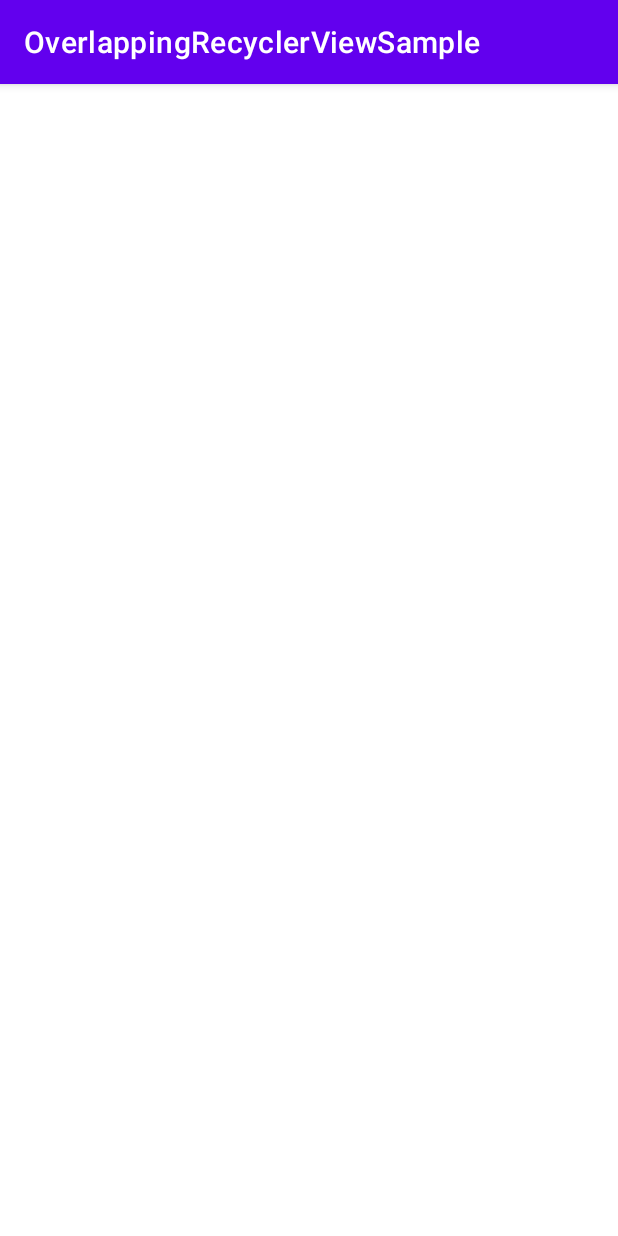
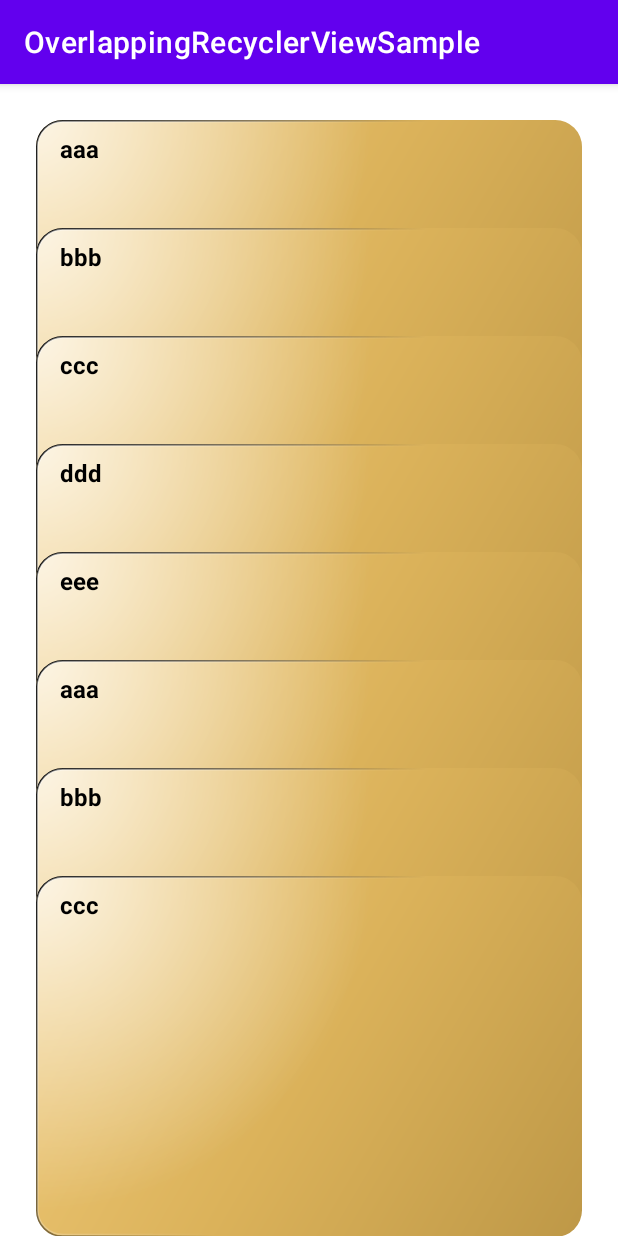
Before and after one commit to matsuchiyo/AndroidSamples, an Android app: the screen it shows after launch (MainActivity), on a phone screen of 412 x 824 dp. Run offline under Robolectric (Android 15) with nearby library versions, the phone set to English and light mode, and no system bars; our stand-ins replace data binding.

Commit message:
Overlapping RecyclerView sample: OverlappingItemDecoration

```diff
--- a/OverlappingRecyclerViewSample/app/build.gradle
+++ b/OverlappingRecyclerViewSample/app/build.gradle
@@ -75,4 +75,9 @@ dependencies {
 
     // optional - ReactiveStreams support for LiveData
     implementation "androidx.lifecycle:lifecycle-reactivestreams-ktx:$lifecycle_version"
+
+
+    def activity_version = "1.2.4"
+
+    implementation "androidx.activity:activity-ktx:$activity_version"
 }
--- /dev/null
+++ b/OverlappingRecyclerViewSample/app/src/main/java/com/example/overlappingrecyclerviewsample/ItemAdapter.kt
@@ -0,0 +1,28 @@
+package com.example.overlappingrecyclerviewsample
+
+import android.view.LayoutInflater
+import android.view.View
+import android.view.ViewGroup
+import android.widget.TextView
+import androidx.recyclerview.widget.RecyclerView
+
+class ItemAdapter: RecyclerView.Adapter<ItemViewHolder>() {
+
+    var items: List<Item> = listOf()
+
+    override fun onCreateViewHolder(parent: ViewGroup, viewType: Int): ItemViewHolder {
+        return ItemViewHolder(LayoutInflater.from(parent.context).inflate(R.layout.recycler_view_item, parent, false))
+    }
+
+    override fun onBindViewHolder(holder: ItemViewHolder, position: Int) {
+        holder.textView.text = items[position].name
+    }
+
+    override fun getItemCount(): Int {
+        return items.count()
+    }
+}
+
+class ItemViewHolder(itemView: View) : RecyclerView.ViewHolder(itemView) {
+    val textView: TextView = itemView.findViewById(R.id.name_text)
+}
--- a/OverlappingRecyclerViewSample/app/src/main/java/com/example/overlappingrecyclerviewsample/MainActivity.kt
+++ b/OverlappingRecyclerViewSample/app/src/main/java/com/example/overlappingrecyclerviewsample/MainActivity.kt
@@ -2,10 +2,28 @@ package com.example.overlappingrecyclerviewsample
 
 import androidx.appcompat.app.AppCompatActivity
 import android.os.Bundle
+import androidx.activity.viewModels
+import androidx.lifecycle.Observer
+import androidx.recyclerview.widget.LinearLayoutManager
+import androidx.recyclerview.widget.RecyclerView
 
 class MainActivity : AppCompatActivity() {
+    val viewModel: MainViewModel by viewModels()
+
     override fun onCreate(savedInstanceState: Bundle?) {
         super.onCreate(savedInstanceState)
         setContentView(R.layout.activity_main)
+
+        val recyclerView = findViewById<RecyclerView>(R.id.recycler_view)
+        recyclerView.layoutManager = LinearLayoutManager(this)
+        recyclerView.addItemDecoration(OverlappingItemDecoration(this, offsetYFromPreviousItemInDp = 72f))
+
+        val adapter = ItemAdapter()
+        recyclerView.adapter = adapter
+
+        viewModel.items.observe(this, Observer {
+            adapter.items = it
+            adapter.notifyDataSetChanged()
+        })
     }
 }
--- a/OverlappingRecyclerViewSample/app/src/main/java/com/example/overlappingrecyclerviewsample/MainViewModel.kt
+++ b/OverlappingRecyclerViewSample/app/src/main/java/com/example/overlappingrecyclerviewsample/MainViewModel.kt
@@ -1 +1,44 @@
 package com.example.overlappingrecyclerviewsample
+
+import androidx.lifecycle.LiveData
+import androidx.lifecycle.MutableLiveData
+import androidx.lifecycle.ViewModel
+
+data class Item(val name: String)
+
+class MainViewModel: ViewModel() {
+    val items: LiveData<List<Item>> = MutableLiveData<List<Item>>(
+        listOf(
+            Item("aaa"),
+            Item("bbb"),
+            Item("ccc"),
+            Item("ddd"),
+            Item("eee"),
+            Item("aaa"),
+            Item("bbb"),
+            Item("ccc"),
+            Item("ddd"),
+            Item("eee"),
+            Item("aaa"),
+            Item("bbb"),
+            Item("ccc"),
+            Item("ddd"),
+            Item("eee"),
+            Item("aaa"),
+            Item("bbb"),
+            Item("ccc"),
+            Item("ddd"),
+            Item("eee"),
+            Item("aaa"),
+            Item("bbb"),
+            Item("ccc"),
+            Item("ddd"),
+            Item("eee"),
+            Item("aaa"),
+            Item("bbb"),
+            Item("ccc"),
+            Item("ddd"),
+            Item("eee"),
+        )
+    )
+}
--- /dev/null
+++ b/OverlappingRecyclerViewSample/app/src/main/java/com/example/overlappingrecyclerviewsample/OverlappingItemDecoration.kt
@@ -0,0 +1,46 @@
+package com.example.overlappingrecyclerviewsample
+
+import android.content.Context
+import android.graphics.Rect
+import android.util.DisplayMetrics
+import android.view.View
+import androidx.recyclerview.widget.RecyclerView
+
+class OverlappingItemDecoration(
+    private val context: Context,
+    private val marginTopInDp: Float = 24f,
+    private val marginBottomInDp: Float = 24f,
+    private val offsetYFromPreviousItemInDp: Float
+): RecyclerView.ItemDecoration() {
+
+    var marginTopInPx = 0f
+    var marginBottomInPx = 0f
+    var offsetYFromPreviousItemInPx = 0f
+
+    init {
+        val metrics: DisplayMetrics = context.resources.displayMetrics
+        marginTopInPx = marginTopInDp * metrics.density
+        marginBottomInPx = marginBottomInDp * metrics.density
+        offsetYFromPreviousItemInPx = offsetYFromPreviousItemInDp * metrics.density
+    }
+
+    override fun getItemOffsets(
+        outRect: Rect,
+        view: View,
+        parent: RecyclerView,
+        state: RecyclerView.State
+    ) {
+        val position = parent.getChildAdapterPosition(view)
+        if (position == 0) {
+            outRect.top = marginTopInPx.toInt()
+
+        } else {
+            val itemHeight: Float = parent.getChildAt(0)?.height?.toFloat() ?: 0f
+            outRect.top = (offsetYFromPreviousItemInPx - itemHeight).toInt()
+
+            if (position == (parent.adapter?.itemCount ?: 0) - 1) {
+                outRect.bottom = marginBottomInPx.toInt()
+            }
+        }
+    }
+}
--- /dev/null
+++ b/OverlappingRecyclerViewSample/app/src/main/res/drawable/ic_card_gold_2.xml
@@ -0,0 +1,81 @@
+<vector xmlns:android="http://schemas.android.com/apk/res/android"
+    xmlns:aapt="http://schemas.android.com/aapt"
+    android:width="327dp"
+    android:height="216dp"
+    android:viewportWidth="327"
+    android:viewportHeight="216">
+  <path
+      android:pathData="M16,0L311,0A16,16 0,0 1,327 16L327,200A16,16 0,0 1,311 216L16,216A16,16 0,0 1,0 200L0,16A16,16 0,0 1,16 0z">
+    <aapt:attr name="android:fillColor">
+      <gradient
+          android:startY="0"
+          android:startX="0"
+          android:endY="198.963"
+          android:endX="337.057"
+          android:type="linear">
+        <item android:offset="0" android:color="#FFF0CA79"/>
+        <item android:offset="0.505208" android:color="#FFDBB25A"/>
+        <item android:offset="1" android:color="#FFBE9847"/>
+      </gradient>
+    </aapt:attr>
+  </path>
+  <group>
+    <clip-path
+        android:pathData="M16,0L311,0A16,16 0,0 1,327 16L327,200A16,16 0,0 1,311 216L16,216A16,16 0,0 1,0 200L0,16A16,16 0,0 1,16 0z"/>
+    <path
+        android:pathData="M-36,-92h400v400h-400z"
+        android:strokeAlpha="0.5"
+        android:fillAlpha="0.25"/>
+    <path
+        android:pathData="M-300,0a300,200 0,1 0,600 0a300,200 0,1 0,-600 0z"
+        android:strokeAlpha="0.8"
+        android:fillAlpha="0.8">
+      <aapt:attr name="android:fillColor">
+        <gradient
+            android:gradientRadius="200"
+            android:centerX="-0"
+            android:centerY="0"
+            android:type="radial">
+          <item android:offset="0" android:color="#FFFFFFFF"/>
+          <item android:offset="1" android:color="#00FFFFFF"/>
+        </gradient>
+      </aapt:attr>
+    </path>
+    <path
+        android:pathData="M-36,-92h400v400h-400z"
+        android:strokeAlpha="0.5"
+        android:fillAlpha="0.25"/>
+  </group>
+  <path
+      android:strokeWidth="1"
+      android:pathData="M16,0.5L311,0.5A15.5,15.5 0,0 1,326.5 16L326.5,200A15.5,15.5 0,0 1,311 215.5L16,215.5A15.5,15.5 0,0 1,0.5 200L0.5,16A15.5,15.5 0,0 1,16 0.5z"
+      android:fillColor="#00000000">
+    <aapt:attr name="android:strokeColor">
+      <gradient
+          android:startY="0"
+          android:startX="0"
+          android:endY="198.718"
+          android:endX="337.185"
+          android:type="linear">
+        <item android:offset="0" android:color="#FF000000"/>
+        <item android:offset="0.515625" android:color="#00000000"/>
+      </gradient>
+    </aapt:attr>
+  </path>
+  <path
+      android:strokeWidth="1"
+      android:pathData="M16,1L310.5,1A15,15 0,0 1,325.5 16L325.5,199.5A15,15 0,0 1,310.5 214.5L16,214.5A15,15 0,0 1,1 199.5L1,16A15,15 0,0 1,16 1z"
+      android:fillColor="#00000000">
+    <aapt:attr name="android:strokeColor">
+      <gradient
+          android:startY="0.5"
+          android:startX="0.5"
+          android:endY="198.533"
+          android:endX="335.728"
+          android:type="linear">
+        <item android:offset="0" android:color="#7FFFFFFF"/>
+        <item android:offset="0.515625" android:color="#00FFFFFF"/>
+      </gradient>
+    </aapt:attr>
+  </path>
+</vector>
--- /dev/null
+++ b/OverlappingRecyclerViewSample/app/src/main/res/layout/recycler_view_item.xml
@@ -0,0 +1,53 @@
+<?xml version="1.0" encoding="utf-8"?>
+<androidx.constraintlayout.widget.ConstraintLayout xmlns:android="http://schemas.android.com/apk/res/android"
+    xmlns:app="http://schemas.android.com/apk/res-auto"
+    xmlns:tools="http://schemas.android.com/tools"
+    android:layout_width="match_parent"
+    android:layout_height="wrap_content"
+    app:layout_constraintDimensionRatio="1:1"
+    >
+
+    <!--
+    <androidx.cardview.widget.CardView
+        android:layout_width="0dp"
+        android:layout_height="0dp"
+        android:layout_marginStart="24dp"
+        android:layout_marginEnd="24dp"
+        app:cardBackgroundColor="@color/teal_200"
+        app:layout_constraintDimensionRatio="327:216"
+        app:cardCornerRadius="15.5dp"
+        app:layout_constraintTop_toTopOf="parent"
+        app:layout_constraintStart_toStartOf="parent"
+        app:layout_constraintEnd_toEndOf="parent"
+        app:layout_constraintBottom_toBottomOf="parent"
+        />
+        -->
+    <FrameLayout
+        android:id="@+id/card"
+        android:layout_width="0dp"
+        android:layout_height="0dp"
+        android:layout_marginStart="24dp"
+        android:layout_marginEnd="24dp"
+        android:background="@drawable/ic_card_gold_2"
+        app:layout_constraintDimensionRatio="327:216"
+        app:layout_constraintTop_toTopOf="parent"
+        app:layout_constraintStart_toStartOf="parent"
+        app:layout_constraintEnd_toEndOf="parent"
+        app:layout_constraintBottom_toBottomOf="parent"
+        />
+
+    <TextView
+        android:id="@+id/name_text"
+        android:layout_width="0dp"
+        android:layout_height="wrap_content"
+        android:textSize="16sp"
+        android:textStyle="bold"
+        android:textColor="#000000"
+        android:layout_marginTop="8dp"
+        android:layout_marginLeft="16dp"
+        tools:text="AAA"
+        app:layout_constraintTop_toTopOf="@id/card"
+        app:layout_constraintStart_toStartOf="@id/card"
+        />
+
+</androidx.constraintlayout.widget.ConstraintLayout>
```
Also changed, not shown: OverlappingRecyclerViewSample/app/src/main/res/drawable/ic_card_gold.xml (added, +81 -0 lines).
